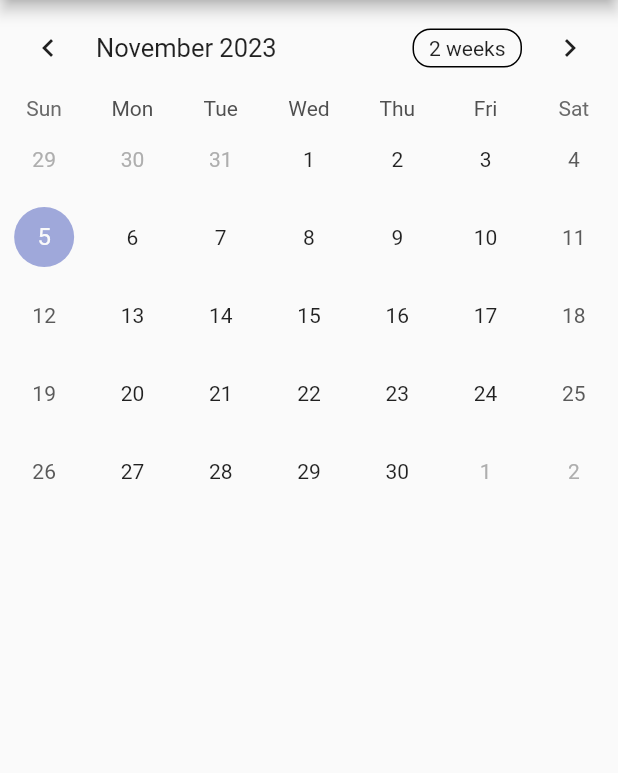
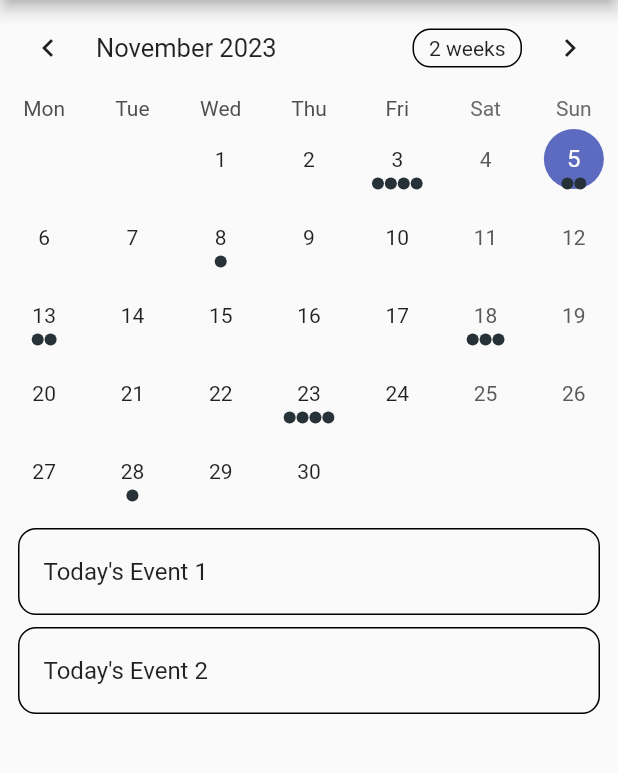
Before and after one commit to vidaang/Reserv, a Flutter app: the ReservationsPage screen opened directly, on a phone screen of 412 x 824 dp, the part 84-857 px from its top. Run offline on Flutter 3.47's test engine with Material 2 defaults, Android fonts, the phone set to English and light mode, and no system bars; drawn by our look-alikes of table_calendar; our stand-ins replace google_fonts.

Commit message:
Added interactive calendar for reservations page
From table calendar creator git

```diff
--- a/frontend_mobile/reserv_mobile_app/lib/screens/reservations.dart
+++ b/frontend_mobile/reserv_mobile_app/lib/screens/reservations.dart
@@ -1,5 +1,5 @@
 import 'package:flutter/material.dart';
-// import '../widgets/reservations/calendar.dart';
+import '../widgets/reservations/calendar.dart';
 import 'package:table_calendar/table_calendar.dart';
 
 class ReservationsPage extends StatelessWidget {
@@ -11,17 +11,7 @@
             appBar: AppBar(
                 title: const Text('Reservations'),
             ),
-            body: Center(
-                child: Column(
-                    children: <Widget>[
-                        TableCalendar(
-                            firstDay: DateTime.utc(2010, 10, 16),
-                            lastDay: DateTime.utc(2030, 3, 14),
-                            focusedDay: DateTime.now(),
-                        ),
-                    ],
-                ),
-            ),
+            body: ReservationsCalendar(),
         );
     }
 }
--- a/frontend_mobile/reserv_mobile_app/lib/widgets/reservations/calendar.dart
+++ b/frontend_mobile/reserv_mobile_app/lib/widgets/reservations/calendar.dart
@@ -1,30 +1,146 @@
-// import 'package:flutter/material.dart';
-// import 'package:table_calendar/table_calendar.dart';
+import 'package:flutter/material.dart';
+import 'package:table_calendar/table_calendar.dart';
 
-// class ReservationsCalendar extends StatefulWidget {
-//   @override
-//   _ReservationsCalendarState createState() => _ReservationsCalendarState();
-// }
+import 'utils.dart';
 
-// class _ReservationsCalendarState extends State<ReservationsCalendar> {
-//   CalendarController _calendarController;
+class ReservationsCalendar extends StatefulWidget {
+  @override
+  _ReservationsCalendarState createState() => _ReservationsCalendarState();
+}
 
-//   @override
-//   void initState() {
-//     super.initState();
-//     _calendarController = CalendarController();
-//   }
+class _ReservationsCalendarState extends State<ReservationsCalendar> {
+  late final ValueNotifier<List<Event>> _selectedEvents;
+  CalendarFormat _calendarFormat = CalendarFormat.month;
+  RangeSelectionMode _rangeSelectionMode = RangeSelectionMode
+      .toggledOff; // Can be toggled on/off by longpressing a date
+  DateTime _focusedDay = DateTime.now();
+  DateTime? _selectedDay;
+  DateTime? _rangeStart;
+  DateTime? _rangeEnd;
 
-//   @override
-//   void dispose() {
-//     _calendarController.dispose();
-//     super.dispose();
-//   }
+  @override
+  void initState() {
+    super.initState();
 
-//   @override
-//   Widget build(BuildContext context) {
-//     return TableCalendar(
-//       calendarController: _calendarController,
-//     );
-//   }
-// }
+    _selectedDay = _focusedDay;
+    _selectedEvents = ValueNotifier(_getEventsForDay(_selectedDay!));
+  }
+
+  @override
+  void dispose() {
+    _selectedEvents.dispose();
+    super.dispose();
+  }
+
+  List<Event> _getEventsForDay(DateTime day) {
+    // Implementation example
+    return kEvents[day] ?? [];
+  }
+
+  List<Event> _getEventsForRange(DateTime start, DateTime end) {
+    // Implementation example
+    final days = daysInRange(start, end);
+
+    return [
+      for (final d in days) ..._getEventsForDay(d),
+    ];
+  }
+
+  void _onDaySelected(DateTime selectedDay, DateTime focusedDay) {
+    if (!isSameDay(_selectedDay, selectedDay)) {
+      setState(() {
+        _selectedDay = selectedDay;
+        _focusedDay = focusedDay;
+        _rangeStart = null; // Important to clean those
+        _rangeEnd = null;
+        _rangeSelectionMode = RangeSelectionMode.toggledOff;
+      });
+
+      _selectedEvents.value = _getEventsForDay(selectedDay);
+    }
+  }
+
+  void _onRangeSelected(DateTime? start, DateTime? end, DateTime focusedDay) {
+    setState(() {
+      _selectedDay = null;
+      _focusedDay = focusedDay;
+      _rangeStart = start;
+      _rangeEnd = end;
+      _rangeSelectionMode = RangeSelectionMode.toggledOn;
+    });
+
+    // `start` or `end` could be null
+    if (start != null && end != null) {
+      _selectedEvents.value = _getEventsForRange(start, end);
+    } else if (start != null) {
+      _selectedEvents.value = _getEventsForDay(start);
+    } else if (end != null) {
+      _selectedEvents.value = _getEventsForDay(end);
+    }
+  }
+
+  @override
+  Widget build(BuildContext context) {
+    return Scaffold(
+      body: Column(
+        children: [
+          TableCalendar<Event>(
+            firstDay: kFirstDay,
+            lastDay: kLastDay,
+            focusedDay: _focusedDay,
+            selectedDayPredicate: (day) => isSameDay(_selectedDay, day),
+            rangeStartDay: _rangeStart,
+            rangeEndDay: _rangeEnd,
+            calendarFormat: _calendarFormat,
+            rangeSelectionMode: _rangeSelectionMode,
+            eventLoader: _getEventsForDay,
+            startingDayOfWeek: StartingDayOfWeek.monday,
+            calendarStyle: CalendarStyle(
+              // Use `CalendarStyle` to customize the UI
+              outsideDaysVisible: false,
+            ),
+            onDaySelected: _onDaySelected,
+            onRangeSelected: _onRangeSelected,
+            onFormatChanged: (format) {
+              if (_calendarFormat != format) {
+                setState(() {
+                  _calendarFormat = format;
+                });
+              }
+            },
+            onPageChanged: (focusedDay) {
+              _focusedDay = focusedDay;
+            },
+          ),
+          const SizedBox(height: 8.0),
+          Expanded(
+            child: ValueListenableBuilder<List<Event>>(
+              valueListenable: _selectedEvents,
+              builder: (context, value, _) {
+                return ListView.builder(
+                  itemCount: value.length,
+                  itemBuilder: (context, index) {
+                    return Container(
+                      margin: const EdgeInsets.symmetric(
+                        horizontal: 12.0,
+                        vertical: 4.0,
+                      ),
+                      decoration: BoxDecoration(
+                        border: Border.all(),
+                        borderRadius: BorderRadius.circular(12.0),
+                      ),
+                      child: ListTile(
+                        onTap: () => print('${value[index]}'),
+                        title: Text('${value[index]}'),
+                      ),
+                    );
+                  },
+                );
+              },
+            ),
+          ),
+        ],
+      ),
+    );
+  }
+}
--- /dev/null
+++ b/frontend_mobile/reserv_mobile_app/lib/widgets/reservations/utils.dart
@@ -0,0 +1,52 @@
+// Copyright 2019 Aleksander Woźniak
+// SPDX-License-Identifier: Apache-2.0
+
+import 'dart:collection';
+
+import 'package:table_calendar/table_calendar.dart';
+
+/// Example event class.
+class Event {
+  final String title;
+
+  const Event(this.title);
+
+  @override
+  String toString() => title;
+}
+
+/// Example events.
+///
+/// Using a [LinkedHashMap] is highly recommended if you decide to use a map.
+final kEvents = LinkedHashMap<DateTime, List<Event>>(
+  equals: isSameDay,
+  hashCode: getHashCode,
+)..addAll(_kEventSource);
+
+final _kEventSource = Map.fromIterable(List.generate(50, (index) => index),
+    key: (item) => DateTime.utc(kFirstDay.year, kFirstDay.month, item * 5),
+    value: (item) => List.generate(
+        item % 4 + 1, (index) => Event('Event $item | ${index + 1}')))
+  ..addAll({
+    kToday: [
+      Event('Today\'s Event 1'),
+      Event('Today\'s Event 2'),
+    ],
+  });
+
+int getHashCode(DateTime key) {
+  return key.day * 1000000 + key.month * 10000 + key.year;
+}
+
+/// Returns a list of [DateTime] objects from [first] to [last], inclusive.
+List<DateTime> daysInRange(DateTime first, DateTime last) {
+  final dayCount = last.difference(first).inDays + 1;
+  return List.generate(
+    dayCount,
+    (index) => DateTime.utc(first.year, first.month, first.day + index),
+  );
+}
+
+final kToday = DateTime.now();
+final kFirstDay = DateTime(kToday.year, kToday.month - 3, kToday.day);
+final kLastDay = DateTime(kToday.year, kToday.month + 3, kToday.day);
```
